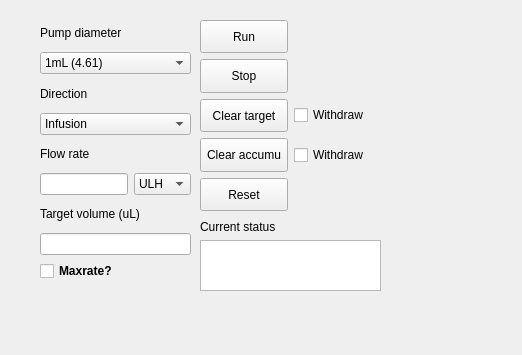
Before: the Qt Designer form harvardapparatus/pump/pump_design.ui in Huanglab-ucsf/InControl, drawn with Qt 5.
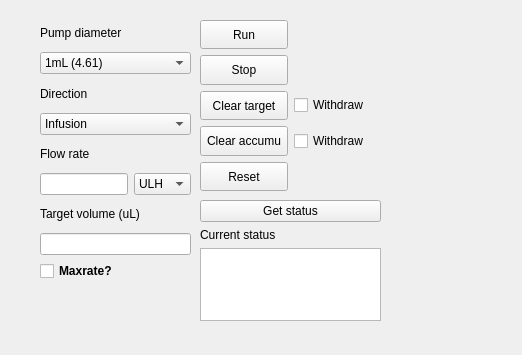
After: the same form once the commit is applied.

```diff
--- a/harvardapparatus/pump/pump_design.ui
+++ b/harvardapparatus/pump/pump_design.ui
@@ -145,7 +145,7 @@
      <x>200</x>
      <y>20</y>
      <width>181</width>
-     <height>191</height>
+     <height>171</height>
     </rect>
    </property>
    <layout class="QGridLayout" name="gridLayout">
@@ -234,12 +234,19 @@
    <property name="geometry">
     <rect>
      <x>200</x>
-     <y>220</y>
+     <y>200</y>
      <width>181</width>
-     <height>71</height>
+     <height>121</height>
     </rect>
    </property>
    <layout class="QVBoxLayout" name="verticalLayout">
+    <item>
+     <widget class="QPushButton" name="pushButton_status">
+      <property name="text">
+       <string>Get status</string>
+      </property>
+     </widget>
+    </item>
     <item>
      <widget class="QLabel" name="label_2">
       <property name="text">
```
